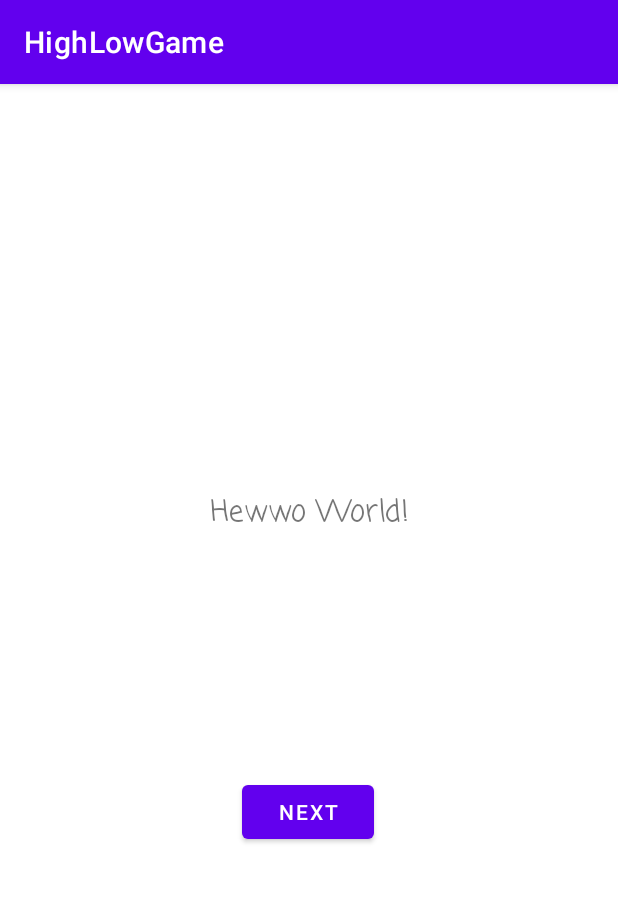
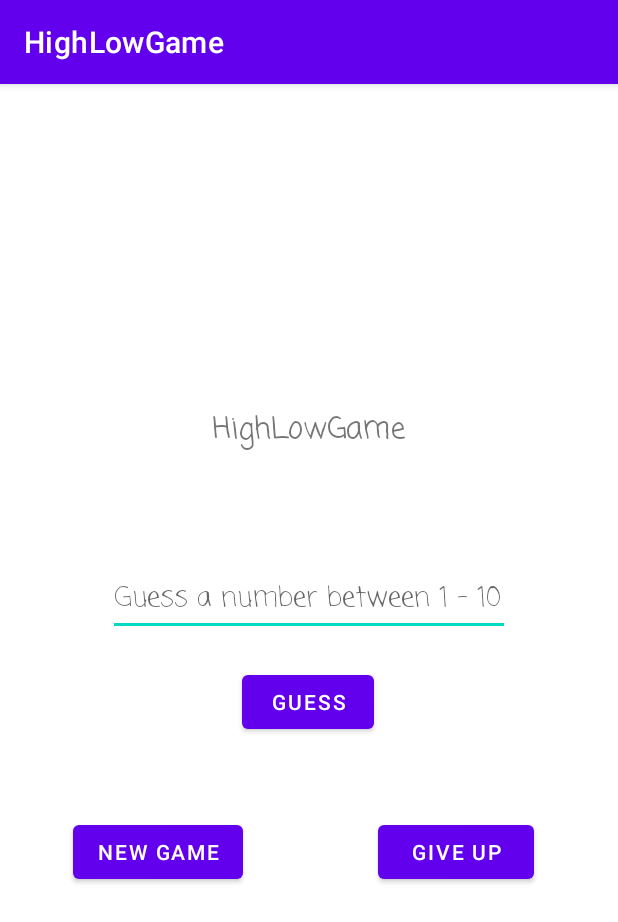
Before and after one commit to Benniei/CSE390, an Android app: the screen it shows after launch (MainActivity), on a phone screen of 412 x 824 dp. Shown: the top 922 px of the screen. Run offline under Robolectric (Android 15) with nearby library versions, the phone set to English and light mode, and no system bars.

Commit message:
Finished High Low Game, Basic Implementation

```diff
--- a/Homework 01/HighLowGame/app/src/main/java/com/example/highlowgame/MainActivity.java
+++ b/Homework 01/HighLowGame/app/src/main/java/com/example/highlowgame/MainActivity.java
@@ -3,12 +3,90 @@ package com.example.highlowgame;
 import androidx.appcompat.app.AppCompatActivity;
 
 import android.os.Bundle;
+import android.view.View;
+import android.widget.Button;
+import android.widget.EditText;
+import android.widget.Toast;
 
 public class MainActivity extends AppCompatActivity {
+
+    private int answer;
 
     @Override
     protected void onCreate(Bundle savedInstanceState) {
         super.onCreate(savedInstanceState);
+
+        // initiate the correct answer
+        answer = ((int) (Math.random() * 10)) + 1;
+
         setContentView(R.layout.activity_main);
+        initGuessButton();
+        initAnswerButton();
+        initNewGameButton();
+    }
+
+    private void initGuessButton() {
+        Button guessButton = findViewById(R.id.guess_button);
+
+        guessButton.setOnClickListener(new View.OnClickListener() {
+            @Override
+            public void onClick(View view) {
+                EditText guess_input = findViewById(R.id.guess_input);
+                String string_guess = guess_input.getText().toString();
+                if (string_guess.matches("")) {
+                    Toast niToast = Toast.makeText(getApplicationContext(), "You did not provide a guess", Toast.LENGTH_SHORT);
+                    View toastView = niToast.getView();
+                    niToast.show();
+                    return;
+                }
+                int guess = Integer.parseInt(string_guess);
+                if (guess == answer) {
+                    Toast ansToast = Toast.makeText(getApplicationContext(), "Congratulations! Your input is correct", Toast.LENGTH_SHORT);
+                    View toastView = ansToast.getView();
+                    toastView.setBackgroundColor(getResources().getColor(R.color.toast_green));
+                    ansToast.show();
+                } else if (guess < answer) {
+                    Toast lowToast = Toast.makeText(getApplicationContext(), "Your guess is too low", Toast.LENGTH_SHORT);
+                    View toastView = lowToast.getView();
+                    toastView.setBackgroundColor(getResources().getColor(R.color.toast_red));
+                    lowToast.show();
+                } else {
+                    Toast highToast = Toast.makeText(getApplicationContext(), "Your guess is too high", Toast.LENGTH_SHORT);
+                    View toastView = highToast.getView();
+                    toastView.setBackgroundColor(getResources().getColor(R.color.toast_red));
+                    highToast.show();
+                }
+            }
+        });
+
+    }
+
+    private void initAnswerButton() {
+        Button answerButton = findViewById(R.id.answer_button);
+
+        answerButton.setOnClickListener(new View.OnClickListener() {
+            @Override
+            public void onClick(View v) {
+                Toast ansToast = Toast.makeText(getApplicationContext(), String.format("The answer is %d", answer), Toast.LENGTH_SHORT);
+                View toastView = ansToast.getView();
+                toastView.setBackgroundColor(getResources().getColor(R.color.toast_yellow));
+                ansToast.show();
+            }
+        });
+    }
+
+    private void initNewGameButton() {
+        Button newGameButton = findViewById(R.id.new_game);
+
+        newGameButton.setOnClickListener(new View.OnClickListener() {
+            @Override
+            public void onClick(View v) {
+                answer = ((int) (Math.random() * 10)) + 1;
+                Toast ansToast = Toast.makeText(getApplicationContext(), "New Game Initiated", Toast.LENGTH_SHORT);
+                View toastView = ansToast.getView();
+                toastView.setBackgroundColor(getResources().getColor(R.color.purple_200));
+                ansToast.show();
+            }
+        });
     }
 }
--- a/Homework 01/HighLowGame/app/src/main/res/layout/activity_main.xml
+++ b/Homework 01/HighLowGame/app/src/main/res/layout/activity_main.xml
@@ -17,17 +17,54 @@
         app:layout_constraintLeft_toLeftOf="parent"
         app:layout_constraintRight_toRightOf="parent"
         app:layout_constraintTop_toTopOf="parent"
-        app:layout_constraintVertical_bias="0.367" />
+        app:layout_constraintVertical_bias="0.292" />
 
     <Button
-        android:id="@+id/button"
+        android:id="@+id/guess_button"
         android:layout_width="wrap_content"
         android:layout_height="wrap_content"
-        android:layout_marginTop="160dp"
-        android:text="@string/next"
+        android:layout_marginTop="20dp"
+        android:text="@string/guess"
         app:layout_constraintEnd_toEndOf="parent"
         app:layout_constraintHorizontal_bias="0.498"
         app:layout_constraintStart_toStartOf="parent"
+        app:layout_constraintTop_toBottomOf="@+id/guess_input" />
+
+    <EditText
+        android:id="@+id/guess_input"
+        android:layout_width="268dp"
+        android:layout_height="46dp"
+        android:layout_marginTop="76dp"
+        android:ems="10"
+        android:fontFamily="casual"
+        android:hint="@string/num_prompt"
+        android:inputType="number"
+        app:layout_constraintEnd_toEndOf="parent"
+        app:layout_constraintStart_toStartOf="parent"
         app:layout_constraintTop_toBottomOf="@+id/textView" />
 
+    <Button
+        android:id="@+id/new_game"
+        android:layout_width="wrap_content"
+        android:layout_height="wrap_content"
+        android:layout_marginTop="52dp"
+        android:layout_marginEnd="88dp"
+        android:layout_marginRight="88dp"
+        android:text="@string/new_game"
+        app:layout_constraintEnd_toStartOf="@+id/answer_button"
+        app:layout_constraintHorizontal_bias="0.958"
+        app:layout_constraintStart_toStartOf="parent"
+        app:layout_constraintTop_toBottomOf="@+id/guess_button" />
+
+    <Button
+        android:id="@+id/answer_button"
+        android:layout_width="104dp"
+        android:layout_height="48dp"
+        android:layout_marginTop="52dp"
+        android:layout_marginEnd="56dp"
+        android:layout_marginRight="56dp"
+        android:text="@string/give_up"
+        app:layout_constraintEnd_toEndOf="parent"
+        app:layout_constraintTop_toBottomOf="@+id/guess_button" />
+
 </androidx.constraintlayout.widget.ConstraintLayout>
--- a/Homework 01/HighLowGame/app/src/main/res/values/colors.xml
+++ b/Homework 01/HighLowGame/app/src/main/res/values/colors.xml
@@ -7,4 +7,7 @@
     <color name="teal_700">#FF018786</color>
     <color name="black">#FF000000</color>
     <color name="white">#FFFFFFFF</color>
+    <color name="toast_red">#FF8484</color>
+    <color name="toast_green">#90EE90</color>
+    <color name="toast_yellow">#fffe7a</color>
 </resources>
--- a/Homework 01/HighLowGame/app/src/main/res/values/strings.xml
+++ b/Homework 01/HighLowGame/app/src/main/res/values/strings.xml
@@ -1,5 +1,8 @@
 <resources>
     <string name="app_name">HighLowGame</string>
-    <string name="hello_world">Hewwo World!</string>
-    <string name="next">Next</string>
+    <string name="hello_world">HighLowGame</string>
+    <string name="guess">Guess</string>
+    <string name="num_prompt">Guess a number between 1 - 10</string>
+    <string name="new_game">New Game</string>
+    <string name="give_up">Give up</string>
 </resources>
```
